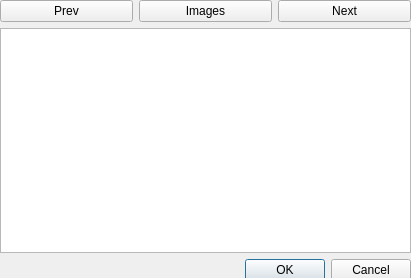
Qt form gui_design/postviewerdesign.ui (AWGarvin/Cbot) before a commit.
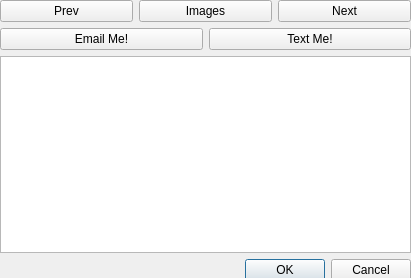
The same form after that commit.

```diff
--- a/gui_design/postviewerdesign.ui
+++ b/gui_design/postviewerdesign.ui
@@ -48,6 +48,24 @@
       </item>
      </layout>
     </item>
+    <item>
+     <layout class="QHBoxLayout" name="horizontalLayout_2">
+      <item>
+       <widget class="QPushButton" name="emailBtn">
+        <property name="text">
+         <string>Email Me!</string>
+        </property>
+       </widget>
+      </item>
+      <item>
+       <widget class="QPushButton" name="textBtn">
+        <property name="text">
+         <string>Text Me!</string>
+        </property>
+       </widget>
+      </item>
+     </layout>
+    </item>
     <item>
      <widget class="QTextBrowser" name="textBrowser"/>
     </item>
```
